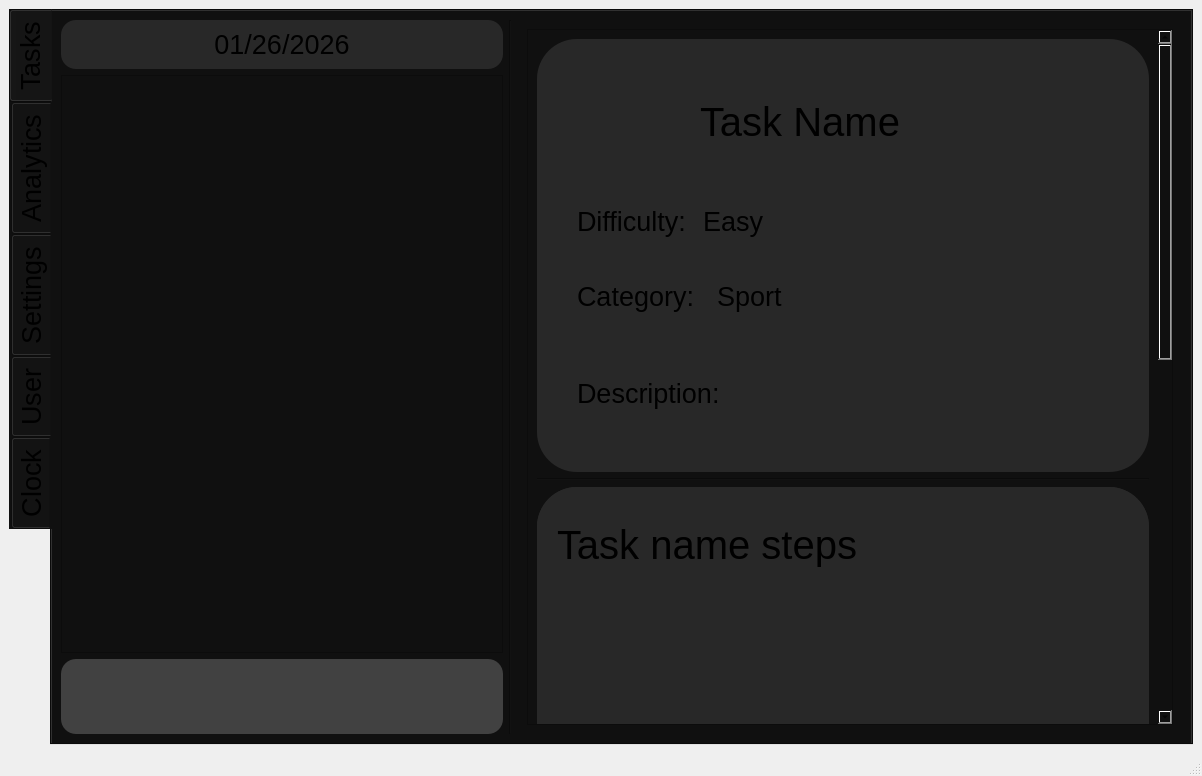
First picture: the form in v23.ui, repository YotaBitOn/To-Plan, before the edit.
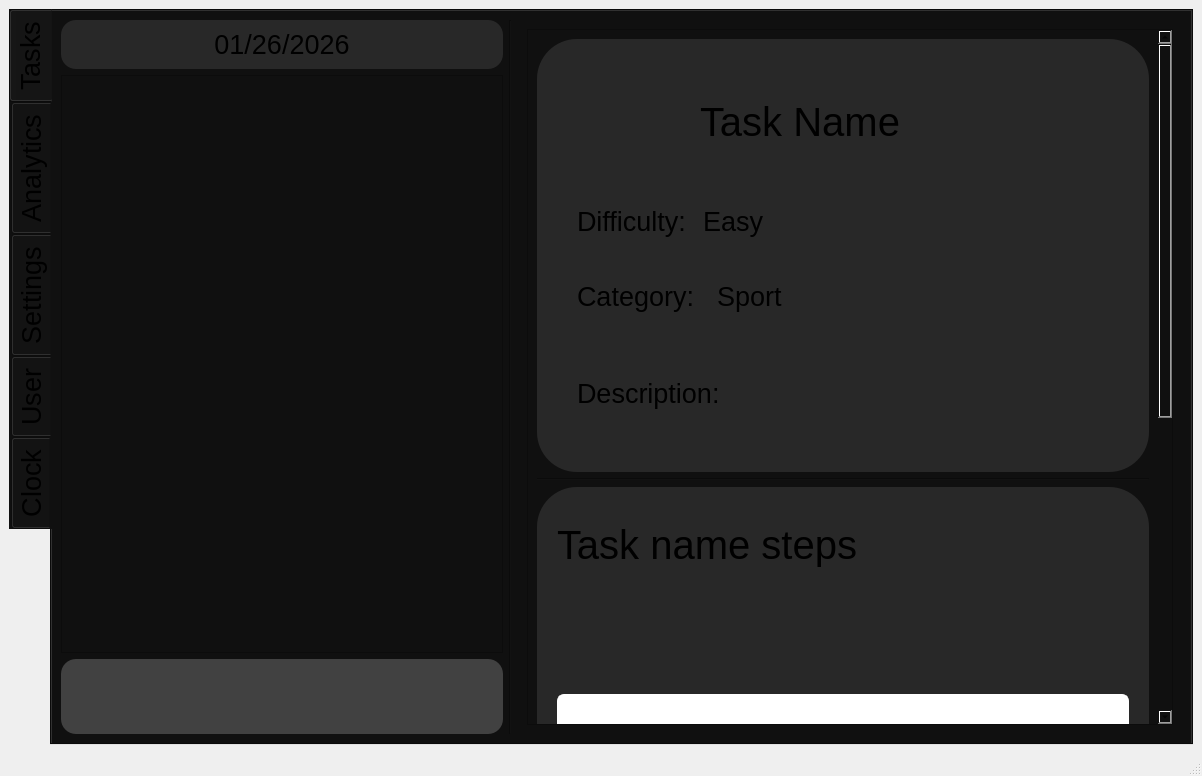
Second picture: the form after the edit. Icons and pictures are not drawn.

Commit message: fully functional add task step button for EACH task. Also Complete task button added

```diff
--- a/v23.ui
+++ b/v23.ui
@@ -273,9 +273,9 @@
                <property name="geometry">
                 <rect>
                  <x>0</x>
-                 <y>-396</y>
+                 <y>-311</y>
                  <width>635</width>
-                 <height>1517</height>
+                 <height>1285</height>
                 </rect>
                </property>
                <property name="sizePolicy">
@@ -284,7 +284,7 @@
                  <verstretch>0</verstretch>
                 </sizepolicy>
                </property>
-               <layout class="QVBoxLayout" name="verticalLayout_33">
+               <layout class="QVBoxLayout" name="verticalLayout_4">
                 <item>
                  <widget class="QWidget" name="main_info_widget" native="true">
                   <property name="minimumSize">
@@ -772,23 +772,13 @@
                  </widget>
                 </item>
                 <item>
-                 <widget class="QStackedWidget" name="steps_stackedWidget">
-                  <property name="minimumSize">
-                   <size>
-                    <width>0</width>
-                    <height>600</height>
-                   </size>
-                  </property>
+                 <widget class="QWidget" name="" native="true">
                   <property name="styleSheet">
                    <string notr="true">background-color: rgb(40,40, 40);
 border-radius: 40px;
 </string>
                   </property>
-                  <widget class="QWidget" name="steps_stackedWidgetPage1">
                    <layout class="QVBoxLayout" name="verticalLayout_2">
-                    <property name="spacing">
-                     <number>6</number>
-                    </property>
                     <property name="leftMargin">
                      <number>20</number>
                     </property>
@@ -835,28 +825,18 @@
                         </property>
                        </widget>
                       </item>
-                      <item>
-                       <widget class="QWidget" name="widget" native="true"/>
-                      </item>
                      </layout>
                     </item>
                     <item>
-                     <widget class="QWidget" name="task_steps_layout" native="true">
-                      <layout class="QVBoxLayout" name="verticalLayout_3"/>
-                     </widget>
-                    </item>
-                    <item>
-                     <spacer name="verticalSpacer">
-                      <property name="orientation">
-                       <enum>Qt::Orientation::Vertical</enum>
-                      </property>
-                      <property name="sizeHint" stdset="0">
+                    <widget class="QStackedWidget" name="stackedWidget_2">
+                     <property name="minimumSize">
                        <size>
-                        <width>20</width>
-                        <height>40</height>
-                       </size>
-                      </property>
-                     </spacer>
+                       <width>0</width>
+                       <height>100</height>
+                      </size>
+                     </property>
+
+                    </widget>
                     </item>
                     <item>
                      <widget class="QProgressBar" name="task_step_progress">
@@ -901,6 +881,11 @@
                       </property>
                      </widget>
                     </item>
+                   <item>
+                    <widget class="QWidget" name="task_steps_layout" native="true">
+                     <layout class="QVBoxLayout" name="verticalLayout_3"/>
+                    </widget>
+                   </item>
                     <item>
                      <widget class="QPushButton" name="add_task_step_button">
                       <property name="sizePolicy">
@@ -945,7 +930,6 @@
                      </widget>
                     </item>
                    </layout>
-                  </widget>
                  </widget>
                 </item>
                 <item>
```
Lines whose indentation alone changed are shown as unchanged. The commit also changes 2 other files.
